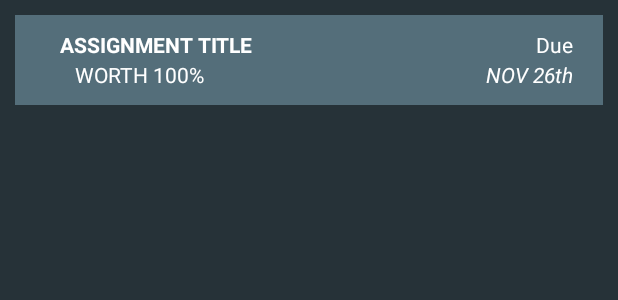
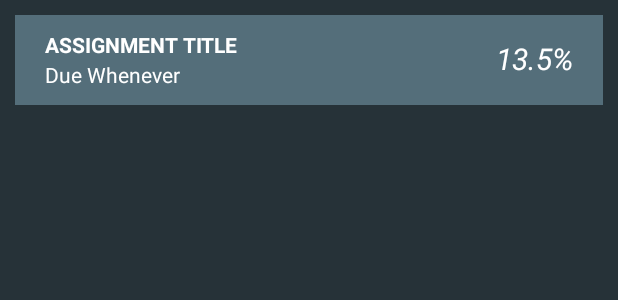
Before and after one commit to peterspenler/ClassiCal, an Android app: the layout assignment_layout.xml on its own in the app's theme, with its tools: preview values and no code run, on a phone screen of 412 x 824 dp. Shown: the top 300 px of the screen. Run offline under Robolectric (Android 15) with nearby library versions, the phone set to English and light mode, and no system bars.

Commit message:
Assignments can now be added to courses

```diff
--- a/app/src/main/java/com/spenler/peter/classmanager/AddAssignmentDialog.java
+++ b/app/src/main/java/com/spenler/peter/classmanager/AddAssignmentDialog.java
@@ -123,10 +123,11 @@ public class AddAssignmentDialog extends DialogFragment {
                     @Override
                     public void onClick(DialogInterface dialog, int id) {
                         try {
-                            currentCourse.addAssignment(nameEdit.getText().toString(), Integer.parseInt(worthEdit.getText().toString()), calendar.getTime() ,currentCourse.getName(), currentCourse.getColor());
+                            int courseIndex = CoreManager.courseIndex(courseSpinner.getSelectedItem().toString());
+                            CoreManager.getCourses().get(courseIndex).addAssignment(nameEdit.getText().toString(), Integer.parseInt(worthEdit.getText().toString()), calendar.getTime() ,currentCourse.getName(), currentCourse.getColor());
                         }
                         catch(Exception e){
-                            Toast.makeText(dialogView.getContext() ,"All values must be filled", Toast.LENGTH_SHORT).show();
+                            Toast.makeText(dialogView.getContext() ,"All values must be filled!!!!", Toast.LENGTH_SHORT).show();
                         }
 
                     }
--- a/app/src/main/java/com/spenler/peter/classmanager/Course.java
+++ b/app/src/main/java/com/spenler/peter/classmanager/Course.java
@@ -54,7 +54,7 @@ public class Course implements Parcelable {
 
     public void addAssignment (String name, int weight, Date dueDate, String course, int color){
         assignments.add(new Assignment(name, weight, dueDate, course, color));
-        Log.d("Adding Assignment", assignments.get(assignments.size()).getName());
+        Log.d("Adding Assignment", assignments.get(assignments.size() - 1).getName());
     }
     public void addLecture(Date start, Date end, Color color){
         lectures.add(new Lecture(start, end, color));
@@ -83,9 +83,9 @@ public class Course implements Parcelable {
         this.color = in.readInt();
         this.weight = in.readDouble();
         this.grade = in.readDouble();
-        this.assignments = new ArrayList<Assignment>();
+        this.assignments = new ArrayList<>();
         in.readList(this.assignments, Assignment.class.getClassLoader());
-        this.lectures = new ArrayList<Lecture>();
+        this.lectures = new ArrayList<>();
         in.readList(this.lectures, Lecture.class.getClassLoader());
     }
 
--- a/app/src/main/res/layout/assignment_layout.xml
+++ b/app/src/main/res/layout/assignment_layout.xml
@@ -15,42 +15,33 @@
         android:layout_height="wrap_content"
         android:layout_alignParentLeft="true"
         android:layout_alignParentTop="true"
-        android:layout_marginLeft="30dp"
+        android:layout_marginLeft="20dp"
         android:layout_marginTop="10dp"
         android:text="ASSIGNMENT TITLE"
         android:textStyle="bold"
         android:textColor="@color/md_white"/>
 
     <TextView
-        android:id="@+id/assignmentDueText"
+        android:layout_width="wrap_content"
+        android:layout_height="wrap_content"
+        android:text="Due Whenever"
+        android:textColor="@color/md_white"
+        android:layout_alignTop="@+id/assignmentTitleText"
+        android:layout_alignParentLeft="true"
+        android:layout_marginLeft="20dp"
+        android:layout_marginTop="20dp"
+        android:id="@+id/assignmentDueDateText"/>
+
+    <TextView
+        android:id="@+id/assignmentValueText"
         android:layout_width="wrap_content"
         android:layout_height="wrap_content"
         android:layout_alignParentRight="true"
-        android:layout_alignTop="@+id/assignmentTitleText"
+        android:layout_marginTop="15dp"
         android:layout_marginRight="20dp"
-        android:text="Due"
-        android:textColor="@color/md_white"/>
-
-    <TextView
-        android:layout_width="wrap_content"
-        android:layout_height="wrap_content"
-        android:text="WORTH 100%"
+        android:text="13.5%"
         android:textColor="@color/md_white"
-        android:layout_alignTop="@+id/assignmentTitleText"
-        android:layout_alignParentLeft="true"
-        android:layout_marginLeft="40dp"
-        android:layout_marginTop="20dp"
-        android:id="@+id/assignmentValueText"/>
-
-    <TextView
-        android:id="@+id/assignmentDueDateText"
-        android:layout_width="wrap_content"
-        android:layout_height="wrap_content"
-        android:layout_alignParentRight="true"
-        android:layout_alignTop="@+id/assignmentValueText"
-        android:layout_marginRight="20dp"
-        android:text="NOV 26th"
-        android:textColor="@color/md_white"
-        android:textStyle="italic" />
+        android:textStyle="italic"
+        android:textSize="20dp"/>
 
 </RelativeLayout>
```
Also changed, not shown: app/src/main/java/com/spenler/peter/classmanager/CourseAssignmentsFragment.java (+10 -5 lines).
